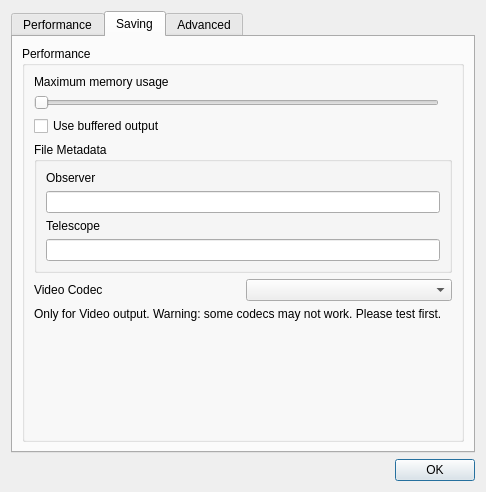
First picture: the form in src/widgets/configurationdialog.ui, repository GuLinux/PlanetaryImager, before the edit.
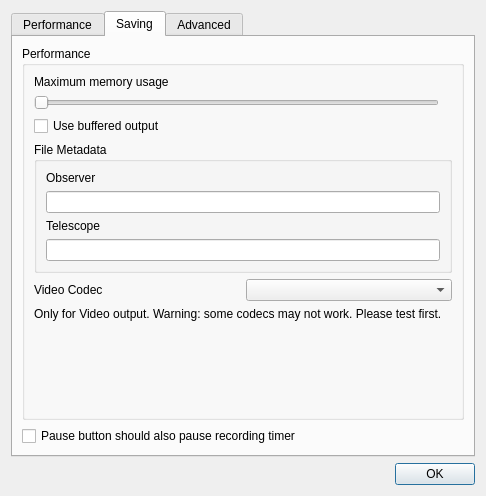
Second picture: the form after the edit. The open tabs and pages were chosen to show the change.

Commit message: Allow to pause/resume recording without automatic expiration

Patch:
```diff
--- a/src/widgets/configurationdialog.ui
+++ b/src/widgets/configurationdialog.ui
@@ -7,7 +7,7 @@
     <x>0</x>
     <y>0</y>
     <width>486</width>
-    <height>492</height>
+    <height>496</height>
    </rect>
   </property>
   <property name="windowTitle">
@@ -328,6 +328,13 @@
          </layout>
         </widget>
        </item>
+       <item row="1" column="0">
+        <widget class="QCheckBox" name="pauseShouldStopRecordingTimeout">
+         <property name="text">
+          <string>Pause button should also pause recording timer</string>
+         </property>
+        </widget>
+       </item>
       </layout>
      </widget>
      <widget class="QWidget" name="advanced">
```
Left out of the diff: 2 changed lines with no effect on the pictures. The commit also changes 5 other files.
